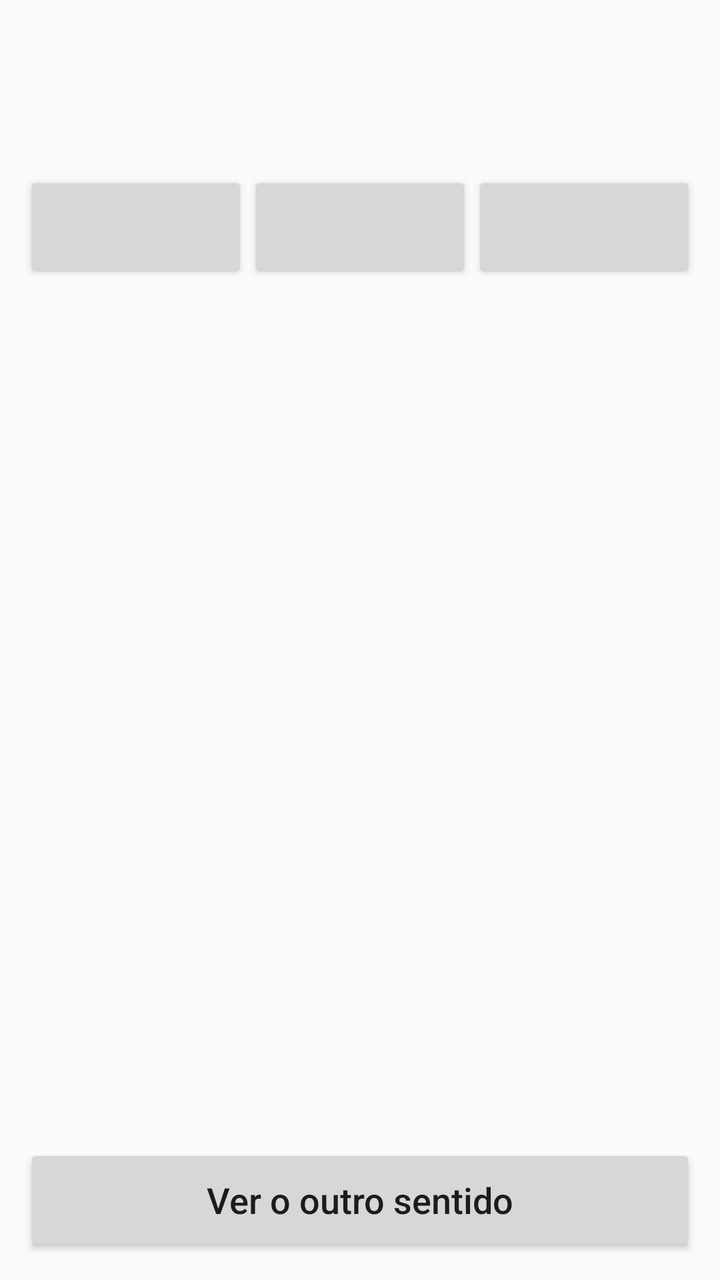
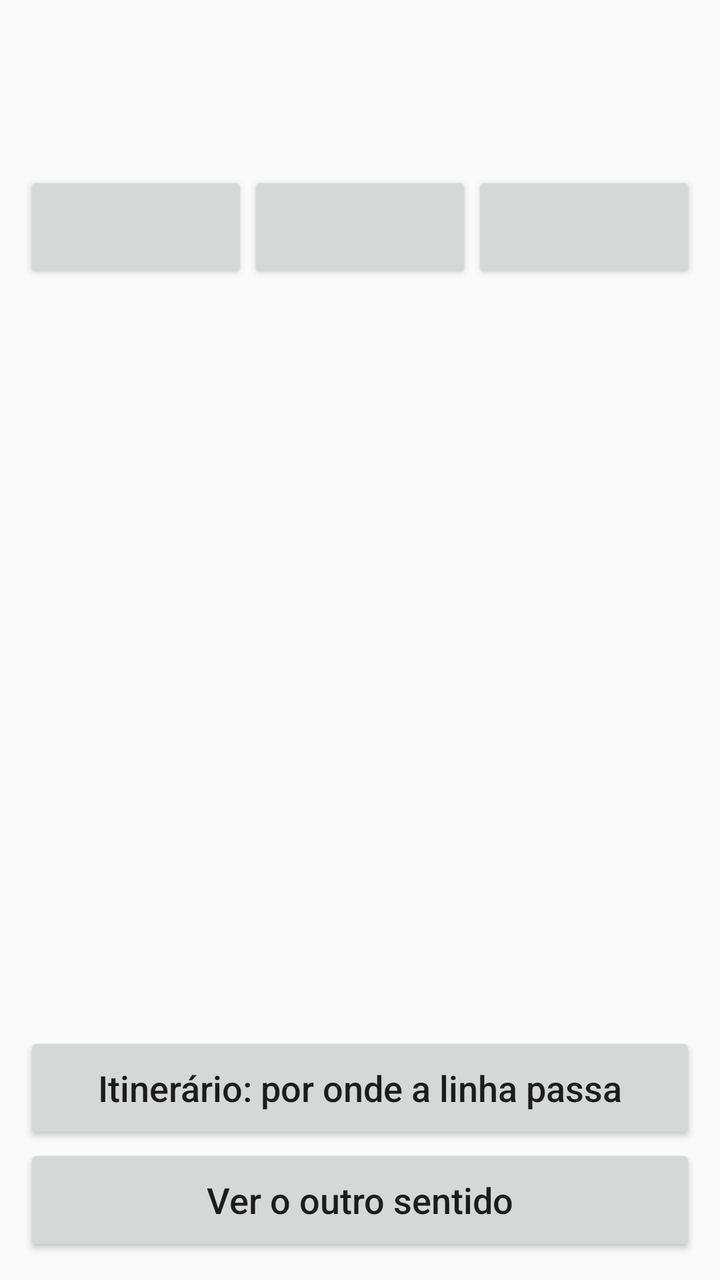

Compare the two renders of this Android layout. The source of the first and the diff that turns it into the second are given below.
<!-- AndroidManifest.xml: application theme AppTheme -->
<!-- res/layout/activity_horarios.xml -->
<?xml version="1.0" encoding="utf-8"?>
<LinearLayout xmlns:android="http://schemas.android.com/apk/res/android"
    android:layout_width="match_parent"
    android:layout_height="match_parent"
    android:orientation="vertical"
    android:padding="12dp">

    <TextView
        android:id="@+id/title"
        style="@style/Heading" />

    <TextView
        android:id="@+id/subtitle"
        style="@style/Body" />

    <LinearLayout
        android:layout_width="match_parent"
        android:layout_height="wrap_content"
        android:orientation="horizontal">

        <Button
            android:id="@+id/dayUteis"
            android:layout_width="0dp"
            android:layout_height="wrap_content"
            android:layout_weight="1" />

        <Button
            android:id="@+id/daySabado"
            android:layout_width="0dp"
            android:layout_height="wrap_content"
            android:layout_weight="1" />

        <Button
            android:id="@+id/dayDomingo"
            android:layout_width="0dp"
            android:layout_height="wrap_content"
            android:layout_weight="1" />
    </LinearLayout>

    <TextView
        android:id="@+id/info"
        style="@style/Body"
        android:accessibilityLiveRegion="polite" />

    <Button
        android:id="@+id/earlier"
        android:layout_width="match_parent"
        android:layout_height="wrap_content"
        android:visibility="gone" />

    <ListView
        android:id="@+id/times"
        android:layout_width="match_parent"
        android:layout_height="0dp"
        android:layout_weight="1" />

    <Button
        android:id="@+id/other"
        android:layout_width="match_parent"
        android:layout_height="wrap_content"
        android:text="Ver o outro sentido" />
</LinearLayout>
<!-- resources referenced by this layout -->
<resources>
  <style name="Body">
          <item name="android:layout_width">match_parent</item>
          <item name="android:layout_height">wrap_content</item>
          <item name="android:textSize">18sp</item>
          <item name="android:paddingTop">4dp</item>
          <item name="android:paddingBottom">4dp</item>
          <item name="android:textColor">?android:attr/textColorPrimary</item>
      </style>
  <style name="Heading">
          <item name="android:layout_width">match_parent</item>
          <item name="android:layout_height">wrap_content</item>
          <item name="android:textSize">22sp</item>
          <item name="android:textStyle">bold</item>
          <item name="android:paddingTop">8dp</item>
          <item name="android:paddingBottom">4dp</item>
          <item name="android:textColor">?android:attr/textColorPrimary</item>
      </style>
  <style name="AppTheme" parent="android:Theme.Material.Light.DarkActionBar">
          <item name="android:colorPrimary">@color/primary</item>
          <item name="android:colorPrimaryDark">@color/primaryDark</item>
          <item name="android:colorAccent">@color/accent</item>
          <item name="android:buttonStyle">@style/Btn</item>
          <item name="android:alertDialogTheme">@style/Dialog</item>
      </style>
  <color name="primary">#0B4F8A</color>
  <color name="primaryDark">#073560</color>
  <color name="accent">#0B6E4F</color>
  <style name="Btn" parent="android:Widget.Material.Button">
          <item name="android:textAllCaps">false</item>
          <item name="android:textSize">18sp</item>
          <item name="android:minHeight">56dp</item>
      </style>
  <style name="Dialog" parent="android:Theme.Material.Light.Dialog.Alert">
          <item name="android:textSize">20sp</item>
          <item name="android:colorAccent">@color/primary</item>
      </style>
</resources>

<!-- the commit's change to res/layout/activity_horarios.xml (unified diff, before → after) -->
@@ -55,6 +55,12 @@
         android:layout_weight="1" />
 
     <Button
+        android:id="@+id/itinerary"
+        android:layout_width="match_parent"
+        android:layout_height="wrap_content"
+        android:text="Itinerário: por onde a linha passa" />
+
+    <Button
         android:id="@+id/other"
         android:layout_width="match_parent"
         android:layout_height="wrap_content"
